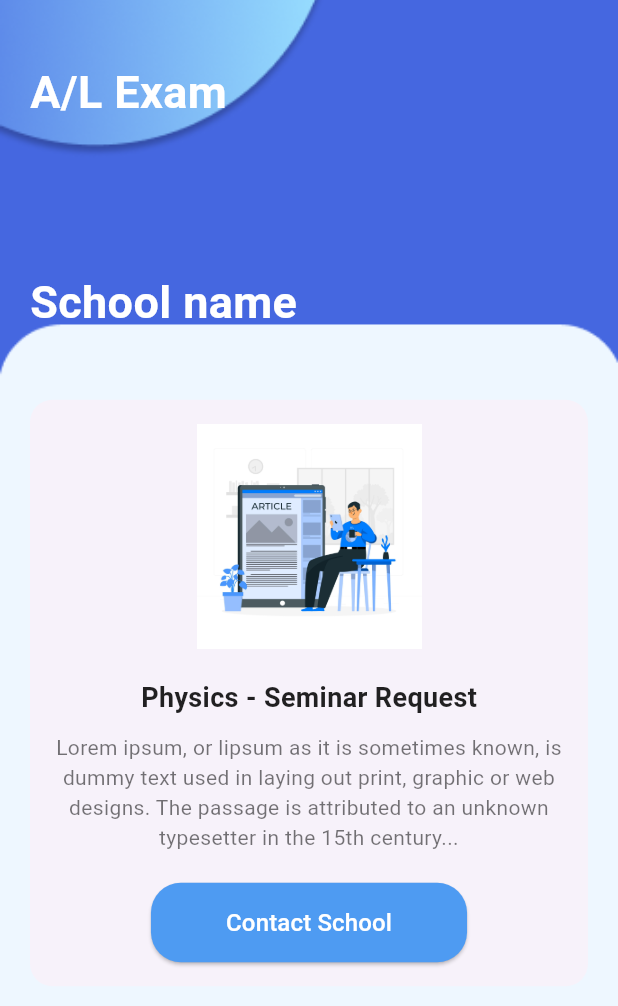
After one commit to sandeepaMallawarachchi/school-boost, a Flutter app: the UpdatesScreen screen opened directly, after a tap on "Exam support", on a phone screen of 412 x 824 dp. The commit adds this screen. Shown: the top 1006 px of the screen. Run offline on Flutter 3.47's test engine with Material 3 defaults, Android fonts, the phone set to English and light mode, and no system bars; our stand-ins replace cloud_firestore, firebase_core, firebase_storage, image_picker; accounts and stored records are empty.

```diff
--- a/lib/main.dart
+++ b/lib/main.dart
@@ -1,5 +1,7 @@
 import 'package:flutter/material.dart';
 import 'package:school_boost/screens/bank_details.dart';
+import 'package:school_boost/screens/categories/exam_support_clicked_post.dart';
+import 'package:school_boost/screens/categories/exam_support_exam_select.dart';
 import 'package:school_boost/screens/categories/post_page.dart';
 import 'package:school_boost/screens/auth/register.dart';
 import 'package:school_boost/screens/auth/registration_form.dart';
@@ -177,12 +179,23 @@ class UpdatesScreen extends StatelessWidget {
               },
               child: Text('Bank Details'),
             ),
+            SizedBox(height: 20), // Adds space between buttons
+            ElevatedButton(
+              onPressed: () {
+                Navigator.push(
+                  context,
+                  MaterialPageRoute(builder: (context) => ExamSupportPage()),
+                );
+              },
+              child: Text('Exam support'),
+            ),
           ],
         ),
       ),
     );
   }
 }
+
 
 //hi
 
--- /dev/null
+++ b/lib/screens/categories/exam_support_clicked_post.dart
@@ -0,0 +1,163 @@
+import 'package:flutter/material.dart';
+
+class ExamSupportPage extends StatefulWidget {
+  const ExamSupportPage({super.key});
+
+  @override
+  _ExamSupportPageState createState() => _ExamSupportPageState();
+}
+
+class _ExamSupportPageState extends State<ExamSupportPage> {
+  // Handle button press
+  void _handleContactSchool() {
+    // Your logic to handle the contact school button
+    print("Contact School Pressed");
+  }
+
+  @override
+  Widget build(BuildContext context) {
+    return Scaffold(
+      body: Stack(
+        children: [
+          // Background Image
+          Container(
+            decoration: BoxDecoration(
+              image: DecorationImage(
+                image:
+                    AssetImage('assets/images/backg3.png'), // Background image
+                fit: BoxFit.cover,
+              ),
+            ),
+          ),
+
+          // Positioned Elements
+          Positioned(
+            top: 40,
+            left: 20,
+            child: Column(
+              crossAxisAlignment: CrossAxisAlignment.start,
+              children: [
+                Text(
+                  'A/L Exam',
+                  style: TextStyle(
+                    fontSize: 30,
+                    color: Colors.white,
+                    fontWeight: FontWeight.bold,
+                  ),
+                ),
+              ],
+            ),
+          ),
+
+          Positioned(
+            top: 180,
+            left: 20,
+            child: Column(
+              crossAxisAlignment: CrossAxisAlignment.start,
+              children: [
+                Text(
+                  'School name',
+                  style: TextStyle(
+                    fontSize: 30,
+                    color: Colors.white,
+                    fontWeight: FontWeight.bold,
+                  ),
+                ),
+              ],
+            ),
+          ),
+
+          // Main Content (Card)
+          Center(
+            child: Padding(
+              padding: const EdgeInsets.symmetric(horizontal: 16.0),
+              child: SingleChildScrollView(
+                child: Column(
+                  children: [
+                    SizedBox(height: 100), // Space at the top
+
+                    // Card Container
+                    Card(
+                      elevation: 0, // Removes the shadow/outline
+                      shape: RoundedRectangleBorder(
+                        borderRadius: BorderRadius.circular(15),
+                      ),
+                      child: Container(
+                        padding: const EdgeInsets.all(16.0),
+                        child: Column(
+                          crossAxisAlignment: CrossAxisAlignment.center,
+                          children: [
+                            // Image inside the card
+                            Image.asset(
+                              'assets/images/exam_support_1.jpg',
+                              height: 150,
+                              fit: BoxFit.cover,
+                            ),
+                            SizedBox(height: 20),
+
+                            // Seminar Request Text
+                            Text(
+                              'Physics - Seminar Request',
+                              style: TextStyle(
+                                fontSize: 18,
+                                fontWeight: FontWeight.bold,
+                                color: Colors.black87,
+                              ),
+                            ),
+                            SizedBox(height: 10),
+
+                            // Dummy text (Lorem Ipsum)
+                            Text(
+                              'Lorem ipsum, or lipsum as it is sometimes known, is dummy text used in laying out print, graphic or web designs. The passage is attributed to an unknown typesetter in the 15th century...',
+                              textAlign: TextAlign.center,
+                              style: TextStyle(
+                                fontSize: 14,
+                                color: Colors.black54,
+                              ),
+                            ),
+                            SizedBox(height: 20),
+
+                            // Contact School Button
+                            ElevatedButton(
+                              onPressed:
+                                  _handleContactSchool, // Action on press
+                              style: ElevatedButton.styleFrom(
+                                padding: EdgeInsets.symmetric(
+                                  horizontal: 50,
+                                  vertical: 15,
+                                ),
+                                backgroundColor:
+                                    Color(0xFF4E9BF2), // Button color
+                                shape: RoundedRectangleBorder(
+                                  borderRadius: BorderRadius.circular(20),
+                                ),
+                              ),
+                              child: Text(
+                                'Contact School',
+                                style: TextStyle(
+                                  fontSize: 16,
+                                  color: Colors.white,
+                                ),
+                              ),
+                            ),
+                          ],
+                        ),
+                      ),
+                    ),
+                  ],
+                ),
+              ),
+            ),
+          ),
+        ],
+      ),
+    );
+  }
+}
+
+void main() {
+  runApp(MaterialApp(
+    home: ExamSupportPage(),
+    debugShowCheckedModeBanner: false,
+  ));
+}
```
Also changed, not shown: assets/images/backg3.png (added), assets/images/exam_support_1.jpg (added), lib/screens/categories/exam_support_exam_select.dart (added).
